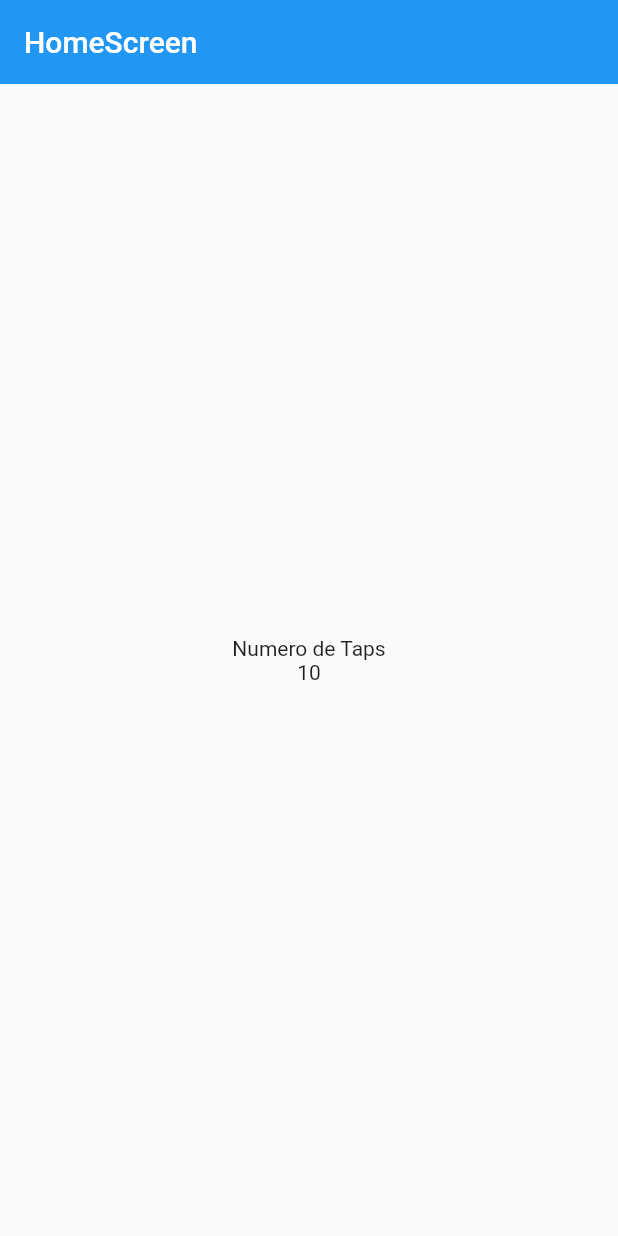
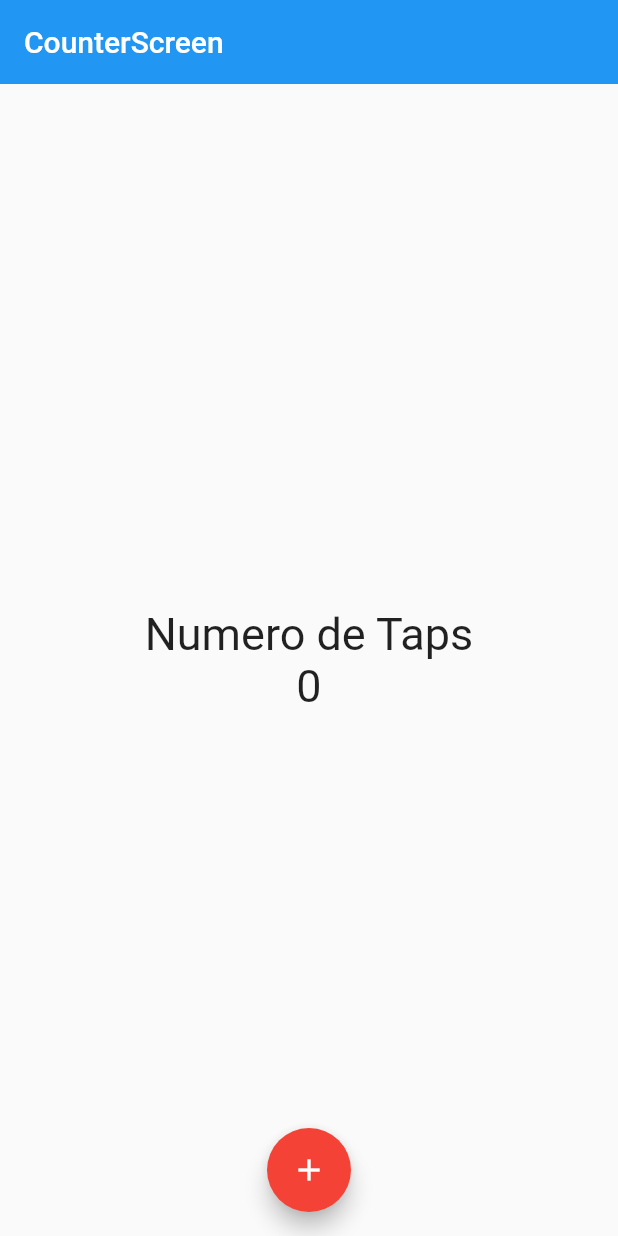
Before and after one commit to arielbakal/counter_app, a Flutter app: the screen it shows after launch, on a phone screen of 412 x 824 dp. Run offline on Flutter 3.47's test engine with Material 2 defaults, Android fonts, the phone set to English and light mode, and no system bars.

Commit message:
54. Button Add & Counter

```diff
--- a/lib/main.dart
+++ b/lib/main.dart
@@ -1,4 +1,5 @@
 import 'package:flutter/material.dart';
+import 'package:my_first_app/screens/counter_screen.dart';
 
 import 'package:my_first_app/screens/home_screen.dart';
 
@@ -13,7 +14,8 @@ class MyApp extends StatelessWidget {
   Widget build(BuildContext context) {
     return const MaterialApp(
       debugShowCheckedModeBanner: false,
-      home: HomeScreen(),
+      //home: HomeScreen(),
+      home: CounterScreen()
     );
   }
 }
--- /dev/null
+++ b/lib/screens/counter_screen.dart
@@ -0,0 +1,43 @@
+import 'package:flutter/material.dart';
+
+class CounterScreen extends StatefulWidget {
+  const CounterScreen({Key? key}) : super(key: key);
+
+  @override
+  State<CounterScreen> createState() => _CounterScreenState();
+}
+
+class _CounterScreenState extends State<CounterScreen> {
+
+  int counter = 0;
+
+  @override
+  Widget build(BuildContext context) {
+
+    const fontSize30 = TextStyle(fontSize: 30);
+
+
+    return Scaffold(
+      appBar: AppBar(
+        title: const Text('CounterScreen'),
+        elevation: 0,
+      ),
+      body: Center(
+        child: Column(
+            mainAxisAlignment: MainAxisAlignment.center,
+            children: <Widget>[
+              const Text('Numero de Taps', style: fontSize30),
+              Text('$counter', style: fontSize30)
+            ]),
+      ),
+      floatingActionButtonLocation: FloatingActionButtonLocation.centerFloat,
+      floatingActionButton: FloatingActionButton(
+          onPressed: () {
+            counter++;
+            setState(() {});
+          },
+          backgroundColor: Colors.red,
+          child: const Icon(Icons.add)),
+    );
+  }
+}
```
Also changed, not shown: lib/screens/home_screen.dart (+12 -3 lines).
